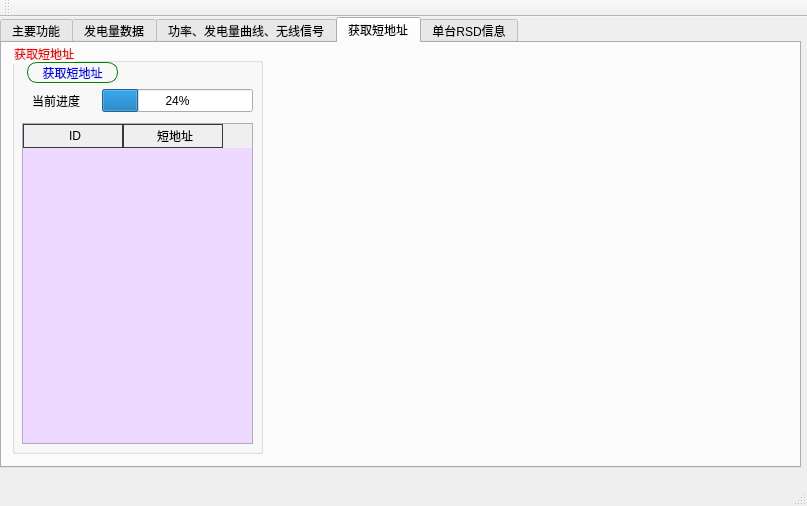
crawler-john/ECU-R-PC, file mainwindow.ui: the form before one commit.
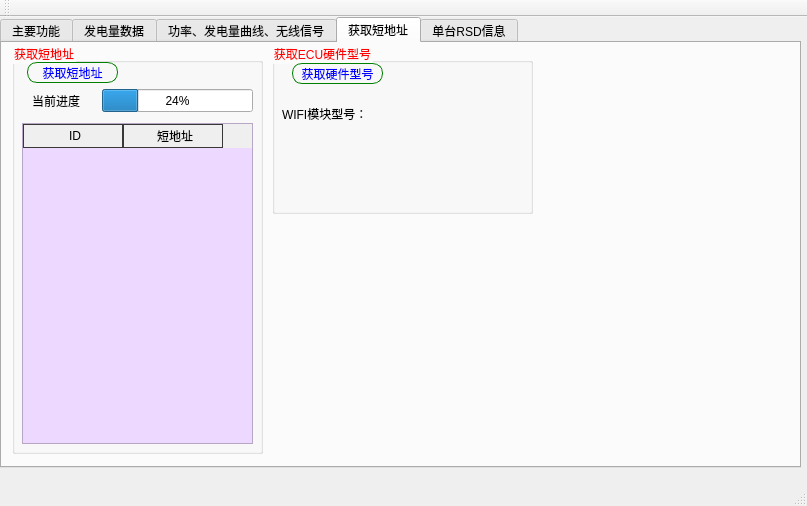
The form after the commit. The open tabs and pages were chosen to show the change. Icons and pictures are not drawn.

Patch:
```diff
--- a/mainwindow.ui
+++ b/mainwindow.ui
@@ -1858,6 +1858,58 @@
        </property>
       </widget>
      </widget>
+     <widget class="QGroupBox" name="groupBox_17">
+      <property name="geometry">
+       <rect>
+        <x>270</x>
+        <y>0</y>
+        <width>261</width>
+        <height>171</height>
+       </rect>
+      </property>
+      <property name="title">
+       <string>获取ECU硬件型号</string>
+      </property>
+      <widget class="QPushButton" name="btn_gethardware">
+       <property name="geometry">
+        <rect>
+         <x>20</x>
+         <y>20</y>
+         <width>91</width>
+         <height>21</height>
+        </rect>
+       </property>
+       <property name="text">
+        <string>获取硬件型号</string>
+       </property>
+      </widget>
+      <widget class="QLabel" name="label_12">
+       <property name="geometry">
+        <rect>
+         <x>10</x>
+         <y>60</y>
+         <width>81</width>
+         <height>21</height>
+        </rect>
+       </property>
+       <property name="text">
+        <string>WIFI模块型号：</string>
+       </property>
+      </widget>
+      <widget class="QLabel" name="label_wifiType">
+       <property name="geometry">
+        <rect>
+         <x>110</x>
+         <y>60</y>
+         <width>131</width>
+         <height>21</height>
+        </rect>
+       </property>
+       <property name="text">
+        <string/>
+       </property>
+      </widget>
+     </widget>
     </widget>
     <widget class="QWidget" name="tab_3">
      <attribute name="title">
```
